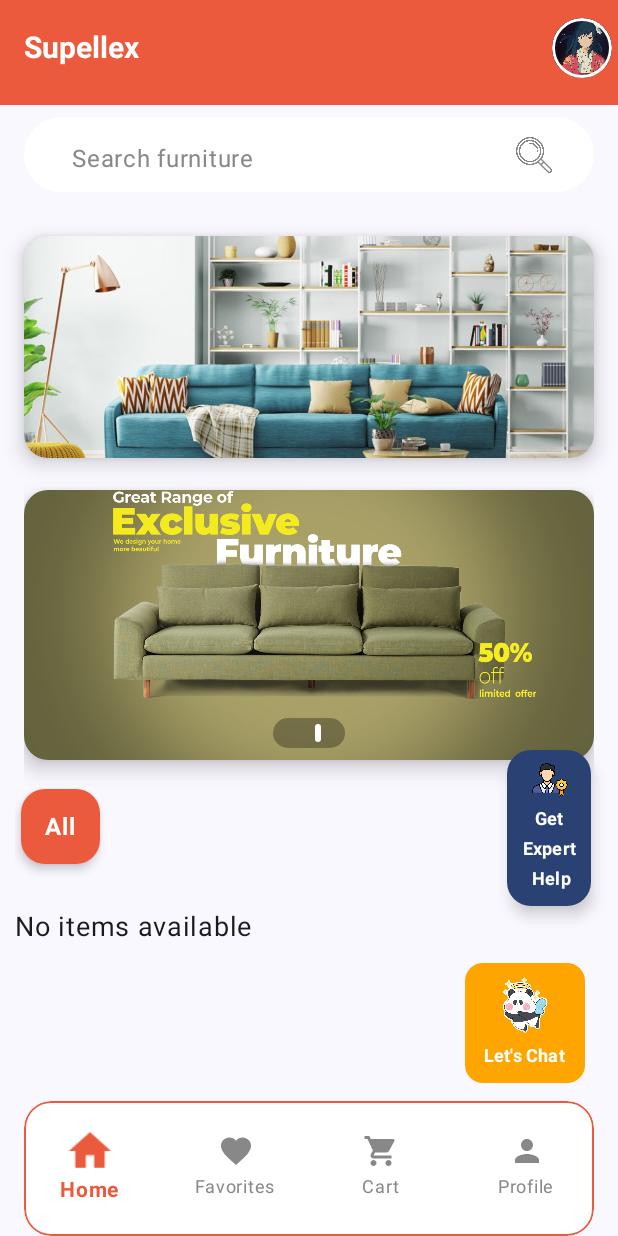
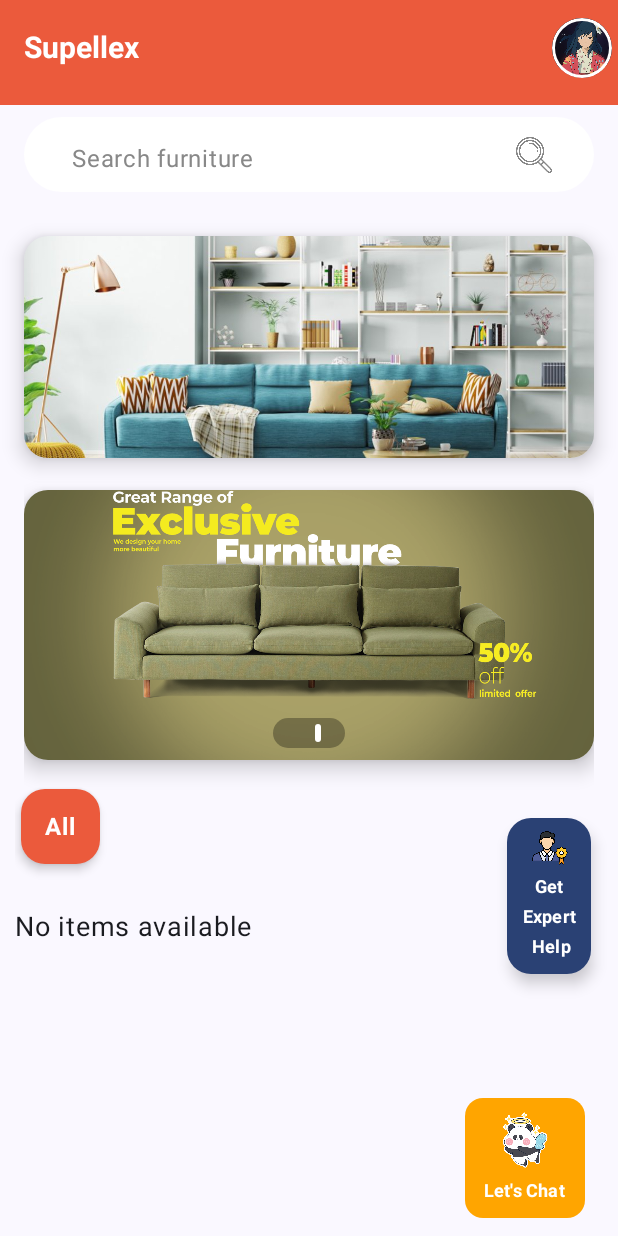
Before and after one commit to Aadhi41/GitFlow, an Android app built with Jetpack Compose: the screen it shows after launch (MainActivity), on a phone screen of 412 x 824 dp. Run offline under Robolectric (Android 15) with nearby library versions, the light colour scheme and no system bars; our stand-ins replace Firebase (no records; nobody signed in at launch, a user with empty details on screens opened directly); pictures from the network do not load.

Commit message:
AR Ready

```diff
--- a/app/src/main/java/com/example/gitflow/navigation/MainScreen.kt
+++ b/app/src/main/java/com/example/gitflow/navigation/MainScreen.kt
@@ -1,40 +1,26 @@
 package com.example.gitflow.navigation
 
-import androidx.compose.foundation.layout.Box
-import androidx.compose.foundation.layout.padding
-import androidx.compose.material3.Scaffold
 import androidx.compose.runtime.Composable
-import androidx.compose.ui.Modifier
 import androidx.navigation.compose.NavHost
 import androidx.navigation.compose.composable
 import androidx.navigation.compose.rememberNavController
-import com.example.gitflow.navigation.bottomnavbar.CustomBottomNavigationBar
 import com.example.gitflow.ui.ar.ARScreen
-import com.example.gitflow.ui.cartscreen.CartScreen
 import com.example.gitflow.ui.chatbot.ChatbotScreen
-import com.example.gitflow.ui.favoritesscreen.FavoritesScreen
 import com.example.gitflow.ui.furnitureScreens.DetailScreen
 import com.example.gitflow.ui.mainScreens.HomeScreen
-import com.example.gitflow.ui.profilescreen.ProfileScreen
 
 @Composable
 fun MainScreen() {
     val navController = rememberNavController()
-
-    Scaffold(
-        bottomBar = { CustomBottomNavigationBar(navController) }
-    ) { innerPadding ->
-        Box(modifier = Modifier.padding(innerPadding)) {
-            NavHost(navController, startDestination = "home") {
-                composable("home") { HomeScreen(navController) }
-                composable("favorites") { FavoritesScreen() }
-                composable("cart") { CartScreen() }
-                composable("profile") { ProfileScreen() }
-                composable("chatbot") { ChatbotScreen { navController.popBackStack() } }
-                composable("detailScreen") { DetailScreen(navController) }
-                composable("ar_screen") { ARScreen(navController) }
-            }
+    NavHost(navController, startDestination = "home") {
+        composable("home") { HomeScreen(navController) }
+        composable("chatbot") { ChatbotScreen { navController.popBackStack() } }
+        composable("detailScreen") {
+            DetailScreen(navController)
         }
+        composable("ar_screen") {
+            ARScreen()
         }
 
     }
+}
--- a/app/src/main/java/com/example/gitflow/ui/furnitureScreens/FurnitureListScreen.kt
+++ b/app/src/main/java/com/example/gitflow/ui/furnitureScreens/FurnitureListScreen.kt
@@ -63,6 +63,7 @@ fun FurnitureListScreen(navController: NavController, viewModel: FurnitureViewMo
                 Column {
                     filteredFurniture.forEach { furniture ->
                         FurnitureCard(furniture) {
+                            // ✅ Pass both the selected furniture and all categories
                             navController.currentBackStackEntry?.savedStateHandle?.set("furniture", furniture)
                             navController.currentBackStackEntry?.savedStateHandle?.set("categories", furnitureState!!.categories)
                             navController.navigate("detailScreen")
```
Also changed, not shown: app/src/main/java/com/example/gitflow/ui/ar/ARScreen.kt (+9 -63 lines), app/src/main/java/com/example/gitflow/ui/furnitureScreens/DetailScreen.kt (+20 -29 lines).
